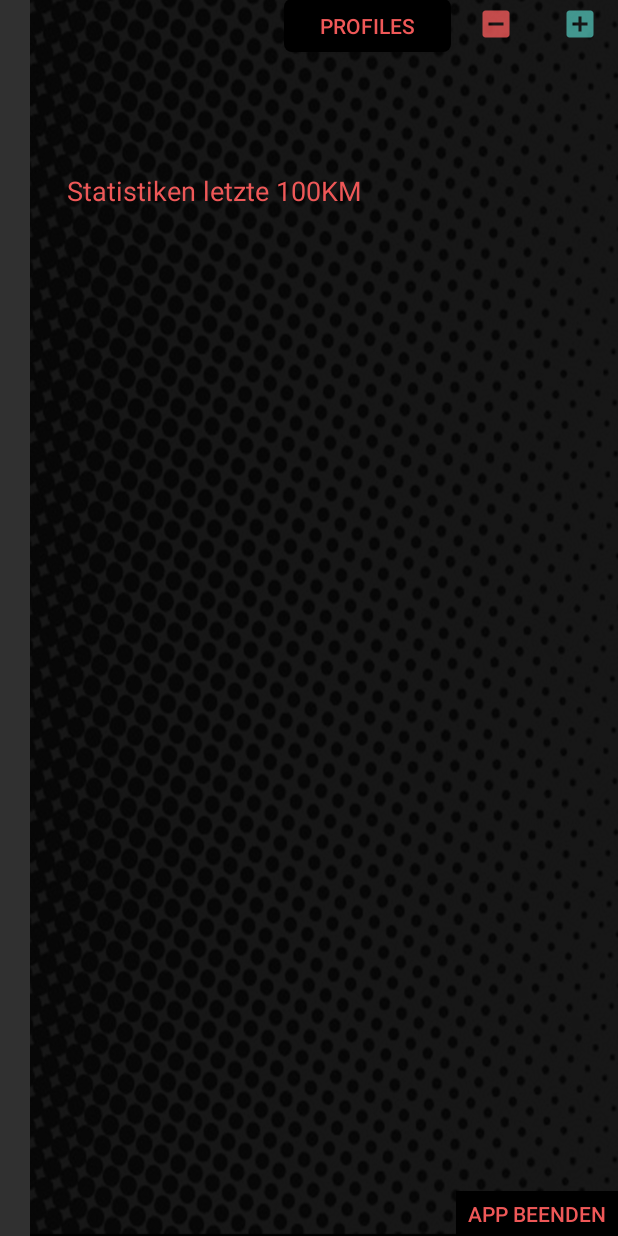
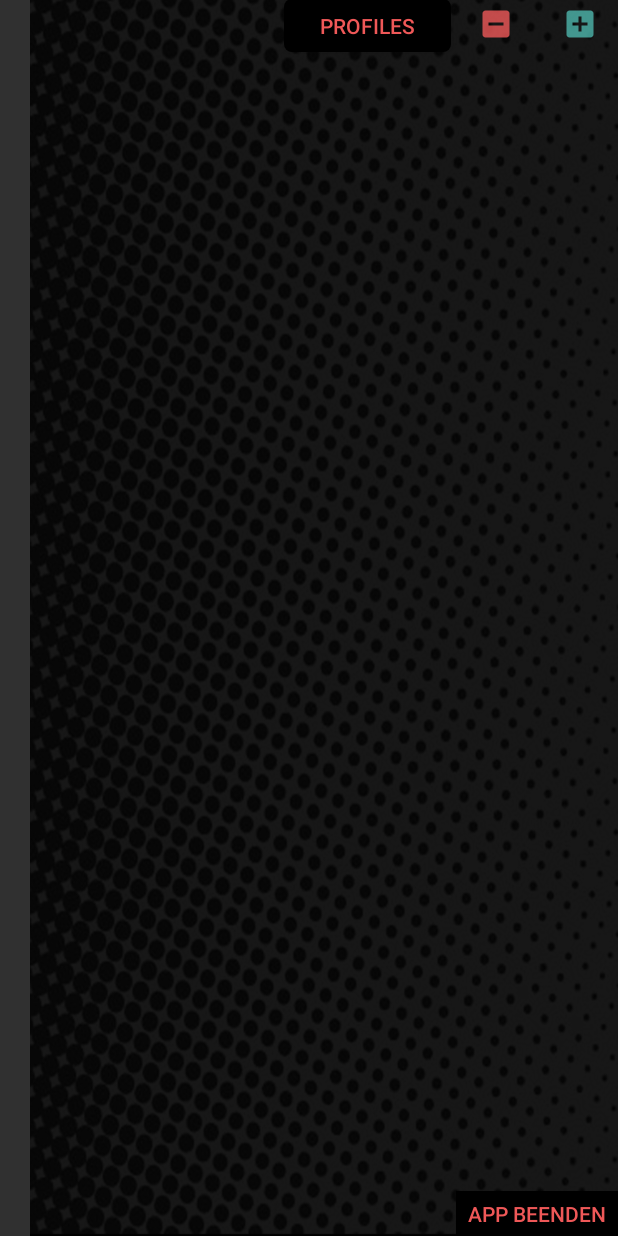
Before and after one commit to Rafek280/BatteryDashboard2, an Android app: the layout dashboard_layout.xml on its own in the app's theme, with its tools: preview values and no code run, on a phone screen of 412 x 824 dp. Run offline under Robolectric (Android 15) with nearby library versions, the phone set to English and light mode, and no system bars.

Commit message:
Text Statistiken

```diff
--- a/app/src/main/java/de/frauas/informatik/batterydashboard/models/Battery.java
+++ b/app/src/main/java/de/frauas/informatik/batterydashboard/ui/Battery.java
@@ -1,4 +1,4 @@
-package de.frauas.informatik.batterydashboard.models;
+package de.frauas.informatik.batterydashboard.ui;
 
 import android.annotation.TargetApi;
 import android.content.res.Resources;
--- a/app/src/main/java/de/frauas/informatik/batterydashboard/ui/Gauge.java
+++ b/app/src/main/java/de/frauas/informatik/batterydashboard/ui/Gauge.java
@@ -178,6 +178,7 @@ public class Gauge extends ConstraintLayout {
         view.setOnTouchListener(new View.OnTouchListener() {
             @SuppressLint("ClickableViewAccessibility")
             @Override
+            //CHECKKKKKKKKKKKKKKKKKKKKKKKKKKKKKKKKKKKKKKKKKKKKKKKKKKKKKKKKKKKKKKKKKKKKKKKKKKKKK
             public boolean onTouch(View view, MotionEvent event) {
                 switch (event.getAction()) {
 
--- a/app/src/main/java/de/frauas/informatik/batterydashboard/ui/GaugeManager.java
+++ b/app/src/main/java/de/frauas/informatik/batterydashboard/ui/GaugeManager.java
@@ -100,7 +100,6 @@ public class GaugeManager {
     }
 
     public void loadText(){
-
 
     }
 
--- a/app/src/main/res/layout/dashboard_layout.xml
+++ b/app/src/main/res/layout/dashboard_layout.xml
@@ -21,16 +21,17 @@
         app:layout_constraintStart_toStartOf="parent"
         app:layout_constraintTop_toTopOf="parent">
 
+
         <TextView
             android:id="@+id/superText"
             android:layout_width="433dp"
             android:layout_height="387dp"
-            android:layout_x="25dp"
-            android:layout_y="67dp"
+            android:layout_x="-17dp"
+            android:layout_y="159dp"
             android:text="Statistiken letzte 100KM"
             android:textColor="@color/redAccent"
             android:textSize="18sp"
-            android:visibility="visible" />
+            android:visibility="invisible" />
     </AbsoluteLayout>
 
     <!-- Layout für die Menüleiste oben -->
--- a/build.gradle
+++ b/build.gradle
@@ -7,7 +7,7 @@ buildscript {
 
     }
     dependencies {
-        classpath 'com.android.tools.build:gradle:4.1.1'
+        classpath 'com.android.tools.build:gradle:4.0.0'
 
 
         // NOTE: Do not place your application dependencies here; they belong
```
Also changed, not shown: app/src/main/java/de/frauas/informatik/batterydashboard/MainActivity.java (+22 -4 lines), app/src/main/java/de/frauas/informatik/batterydashboard/background/BatteryDataService.java (+5 -3 lines), app/src/main/java/de/frauas/informatik/batterydashboard/ui/UiService.java (+10 -16 lines).
